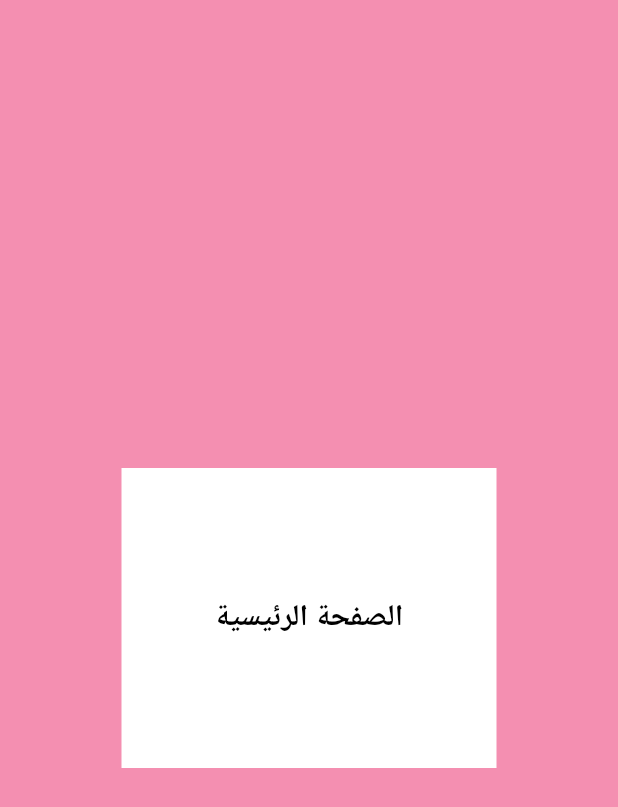
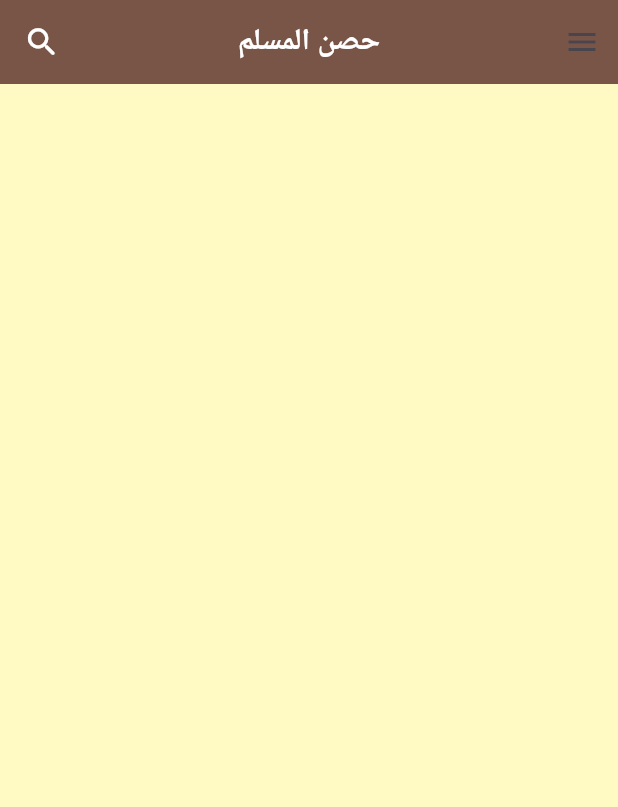
Before and after one commit to 3li-3bdullah/muslim_fortress, a Flutter app: the screen it shows after launch, on a phone screen of 412 x 824 dp. Shown: the top 807 px of the screen. Run offline on Flutter 3.47's test engine with Material 2 defaults, Android fonts, the phone set to English and light mode, and no system bars; our stand-ins replace get.

Commit message:
Added some widgets

```diff
--- a/lib/view/home/home.dart
+++ b/lib/view/home/home.dart
@@ -9,20 +9,32 @@ class Home extends GetWidget<HomeController> {
   @override
   Widget build(BuildContext context) {
     return Scaffold(
-      backgroundColor: Colors.pink.shade200,
-      body: Center(
-        child: Container(
-          height: 200,
-          width: 250,
-          alignment: Alignment.center,
-          color: Colors.white,
-          child: const Text(
-            "الصفحة الرئيسية",
+        key: controller.scaffoldKey,
+        backgroundColor: Colors.yellow.shade100,
+        appBar: AppBar(
+          backgroundColor: Colors.brown,
+          centerTitle: true,
+          title: const Text(
+            "حصن المسلم",
             style: TextStyle(
-                color: Colors.black, fontSize: 20, fontWeight: FontWeight.bold),
+                color: Colors.white,
+                fontSize: 20,
+                fontWeight: FontWeight.bold),
+          ),
+          leading: IconButton(
+              onPressed: () {},
+              icon: const Icon(
+                Icons.search_rounded,
+                color: Colors.white,
+                size: 25,
+              )),
+        ),
+        endDrawer: Drawer(
+          child: Container(
+            color: Colors.brown,
+            width: 200,
           ),
         ),
-      ),
-    );
+        body: Container());
   }
 }
```
